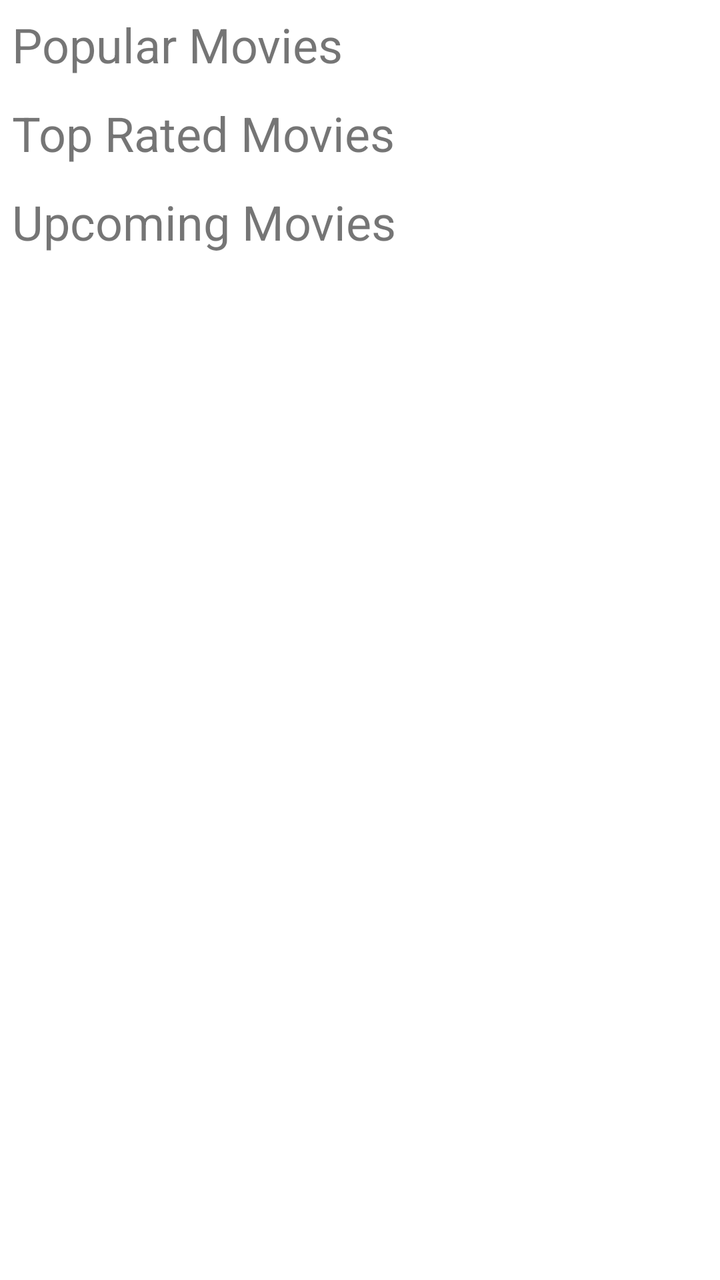
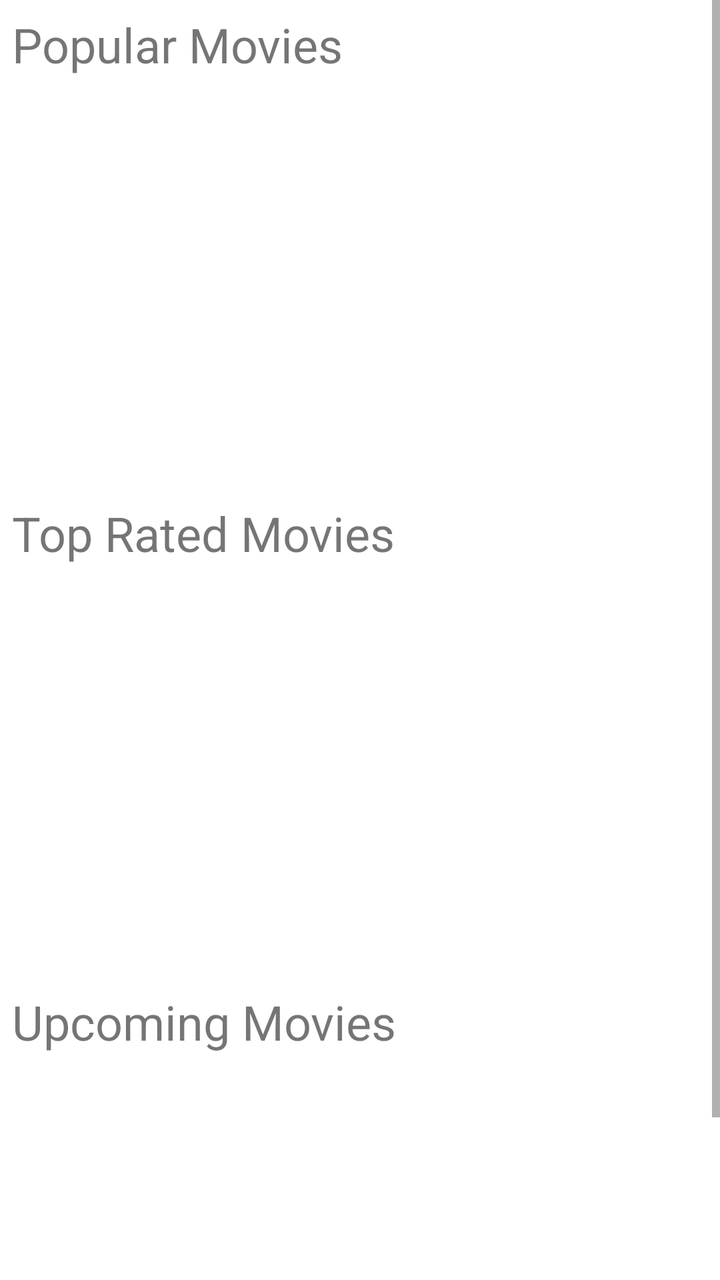

The first picture is an Android layout as it rendered before a commit; the second is the same layout after the commit. The layout source and the unified diff follow.
<!-- AndroidManifest.xml: application theme Theme.TheMovieDBKotlin -->
<!-- res/layout/main_fragment.xml -->
<?xml version="1.0" encoding="utf-8"?>
<androidx.constraintlayout.widget.ConstraintLayout xmlns:android="http://schemas.android.com/apk/res/android"
    xmlns:app="http://schemas.android.com/apk/res-auto"
    xmlns:tools="http://schemas.android.com/tools"
    android:id="@+id/main"
    android:layout_width="match_parent"
    android:layout_height="match_parent"
    tools:context=".ui.main.UI.main.MainFragment">

    <ScrollView
        android:layout_width="0dp"
        android:layout_height="0dp"
        app:layout_constraintBottom_toBottomOf="parent"
        app:layout_constraintEnd_toEndOf="parent"
        app:layout_constraintStart_toStartOf="parent"
        app:layout_constraintTop_toTopOf="parent">

        <LinearLayout
            android:layout_width="match_parent"
            android:layout_height="wrap_content"
            android:orientation="vertical">

            <TextView
                android:id="@+id/popularTitle"
                android:layout_width="match_parent"
                android:layout_height="wrap_content"
                android:layout_margin="6dp"
                android:text="Popular Movies"
                android:textSize="24sp" />

            <LinearLayout
                android:layout_width="match_parent"
                android:layout_height="match_parent"
                android:orientation="horizontal">

                <androidx.recyclerview.widget.RecyclerView
                    android:id="@+id/popularMoviesList"
                    android:layout_width="match_parent"
                    android:layout_height="match_parent" />
            </LinearLayout>

            <TextView
                android:id="@+id/topRatedTitle"
                android:layout_width="match_parent"
                android:layout_height="wrap_content"
                android:layout_margin="6dp"
                android:text="Top Rated Movies"
                android:textSize="24sp" />

            <LinearLayout
                android:layout_width="match_parent"
                android:layout_height="match_parent"
                android:orientation="horizontal">

                <androidx.recyclerview.widget.RecyclerView
                    android:id="@+id/topRatedMoviesList"
                    android:layout_width="match_parent"
                    android:layout_height="match_parent" />
            </LinearLayout>

            <TextView
                android:id="@+id/upcomingTitle"
                android:layout_width="match_parent"
                android:layout_height="wrap_content"
                android:layout_margin="6dp"
                android:text="Upcoming Movies"
                android:textSize="24sp" />

            <LinearLayout
                android:layout_width="match_parent"
                android:layout_height="match_parent"
                android:orientation="horizontal">

                <androidx.recyclerview.widget.RecyclerView
                    android:id="@+id/upcomingMoviesList"
                    android:layout_width="match_parent"
                    android:layout_height="match_parent" />
            </LinearLayout>

        </LinearLayout>
    </ScrollView>
</androidx.constraintlayout.widget.ConstraintLayout>
<!-- resources referenced by this layout -->
<resources>
  <style name="Theme.TheMovieDBKotlin" parent="Theme.MaterialComponents.DayNight.NoActionBar">
          
          <item name="colorPrimary">@color/light_blue</item>
          <item name="colorPrimaryVariant">@color/light_blue_dark</item>
          <item name="colorOnPrimary">@color/white</item>
          
          <item name="colorSecondary">@color/dark_blue</item>
          <item name="colorSecondaryVariant">@color/dark_blue_dark</item>
          <item name="colorOnSecondary">@color/white</item>
          
          <item name="android:statusBarColor" tools:targetApi="l">?attr/colorPrimaryVariant</item>
          
      </style>
  <color name="light_blue">#00b2e2</color>
  <color name="light_blue_dark">#0082b0</color>
  <color name="white">#FFFFFFFF</color>
  <color name="dark_blue">#0d253f</color>
  <color name="dark_blue_dark">#00001a</color>
</resources>

<!-- the commit's change to res/layout/main_fragment.xml (unified diff, before → after) -->
@@ -28,16 +28,11 @@
                 android:text="Popular Movies"
                 android:textSize="24sp" />
 
-            <LinearLayout
+            <androidx.recyclerview.widget.RecyclerView
+                android:id="@+id/popularMoviesList"
                 android:layout_width="match_parent"
-                android:layout_height="match_parent"
-                android:orientation="horizontal">
-
-                <androidx.recyclerview.widget.RecyclerView
-                    android:id="@+id/popularMoviesList"
-                    android:layout_width="match_parent"
-                    android:layout_height="match_parent" />
-            </LinearLayout>
+                android:layout_height="wrap_content"
+                android:minHeight="200dp" />
 
             <TextView
                 android:id="@+id/topRatedTitle"
@@ -47,16 +42,11 @@
                 android:text="Top Rated Movies"
                 android:textSize="24sp" />
 
-            <LinearLayout
+            <androidx.recyclerview.widget.RecyclerView
+                android:id="@+id/topRatedMoviesList"
                 android:layout_width="match_parent"
-                android:layout_height="match_parent"
-                android:orientation="horizontal">
-
-                <androidx.recyclerview.widget.RecyclerView
-                    android:id="@+id/topRatedMoviesList"
-                    android:layout_width="match_parent"
-                    android:layout_height="match_parent" />
-            </LinearLayout>
+                android:layout_height="wrap_content"
+                android:minHeight="200dp" />
 
             <TextView
                 android:id="@+id/upcomingTitle"
@@ -66,16 +56,11 @@
                 android:text="Upcoming Movies"
                 android:textSize="24sp" />
 
-            <LinearLayout
+            <androidx.recyclerview.widget.RecyclerView
+                android:id="@+id/upcomingMoviesList"
                 android:layout_width="match_parent"
-                android:layout_height="match_parent"
-                android:orientation="horizontal">
-
-                <androidx.recyclerview.widget.RecyclerView
-                    android:id="@+id/upcomingMoviesList"
-                    android:layout_width="match_parent"
-                    android:layout_height="match_parent" />
-            </LinearLayout>
+                android:layout_height="wrap_content"
+                android:minHeight="200dp" />
 
         </LinearLayout>
     </ScrollView>
